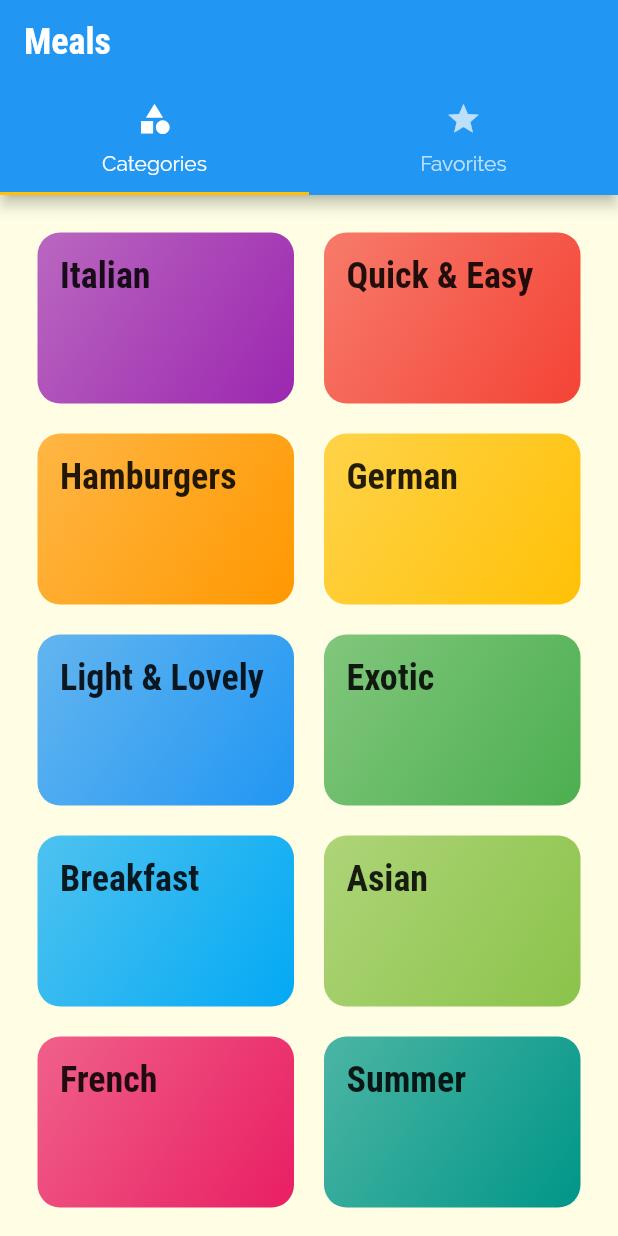
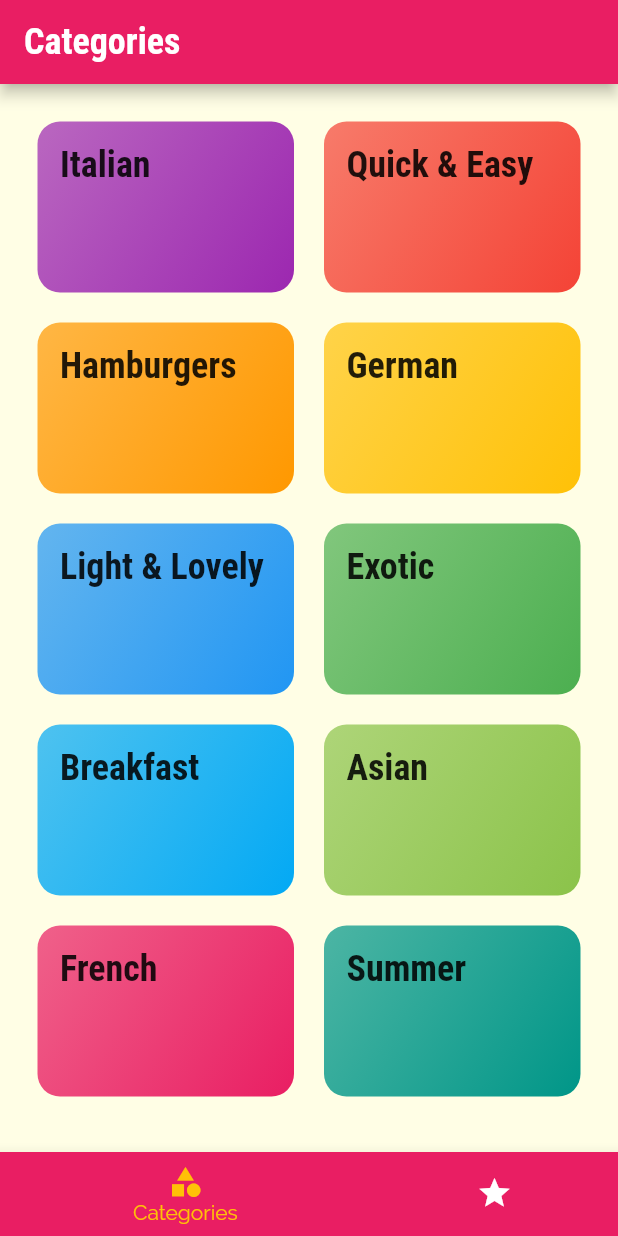
Before and after one commit to Slimaeus/flutter_meals_app, a Flutter app: the screen it shows after launch, on a phone screen of 412 x 824 dp. Run offline on Flutter 3.47's test engine with Material 2 defaults, Android fonts, the phone set to English and light mode, and no system bars.

Commit message:
Add Bottom TabBar

```diff
--- a/lib/screens/tabs_screen.dart
+++ b/lib/screens/tabs_screen.dart
@@ -8,26 +8,42 @@ class TabsScreen extends StatefulWidget {
 }
 
 class _TabsScreenState extends State<TabsScreen> {
+  List<Map<String, Object>> _pages = [
+    {'page': CategoriesScreen(), 'title': 'Categories'},
+    {'page': FavoritesScreen(), 'title': 'Favorites'}
+  ];
+
+  int _selectedPageIndex = 0;
+
+  void _selectPage(int index) {
+    setState(() {
+      _selectedPageIndex = index;
+    });
+  }
+
   @override
   Widget build(BuildContext context) {
-    return DefaultTabController(
-        length: 2,
-        initialIndex: 0,
-        child: Scaffold(
-          appBar: AppBar(
-              title: Text('Meals'),
-              bottom: TabBar(tabs: <Widget>[
-                Tab(
-                  icon: Icon(Icons.category),
-                  text: 'Categories',
-                ),
-                Tab(
-                  icon: Icon(Icons.star),
-                  text: 'Favorites',
-                )
-              ])),
-          body: TabBarView(
-              children: <Widget>[CategoriesScreen(), FavoritesScreen()]),
-        ));
+    return Scaffold(
+      appBar: AppBar(
+        title: Text(_pages[_selectedPageIndex]['title']),
+        backgroundColor: Theme.of(context).primaryColor,
+      ),
+      body: _pages[_selectedPageIndex]['page'],
+      bottomNavigationBar: BottomNavigationBar(
+        onTap: _selectPage,
+        backgroundColor: Theme.of(context).primaryColor,
+        unselectedItemColor: Colors.white,
+        selectedItemColor: Theme.of(context).colorScheme.secondary,
+        currentIndex: _selectedPageIndex,
+        type: BottomNavigationBarType.shifting,
+        items: [
+          BottomNavigationBarItem(
+              backgroundColor: Theme.of(context).primaryColor,
+              icon: Icon(Icons.category),
+              label: 'Categories'),
+          BottomNavigationBarItem(icon: Icon(Icons.star), label: 'Favorites')
+        ],
+      ),
+    );
   }
 }
```
